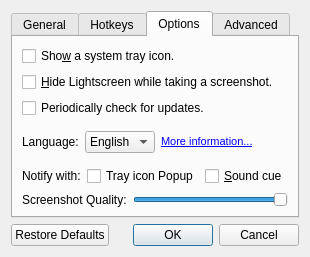
This is dialogs/optionsdialog.ui in manjeetdahiya/lightscreen-clone as Qt 5 draws it before an edit. The edited form follows.
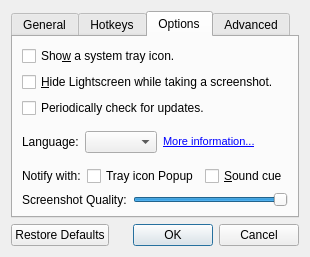
This is the edited form. The open tabs and pages were chosen to show the change. Icons and pictures are not drawn. Custom widgets are drawn as their Qt base class.

```diff
--- a/dialogs/optionsdialog.ui
+++ b/dialogs/optionsdialog.ui
@@ -387,13 +387,7 @@
           </widget>
          </item>
          <item>
-          <widget class="QComboBox" name="languageComboBox" >
-           <item>
-            <property name="text" >
-             <string>English</string>
-            </property>
-           </item>
-          </widget>
+          <widget class="QComboBox" name="languageComboBox" />
          </item>
          <item>
           <widget class="QLabel" name="translateLabel" >
```
